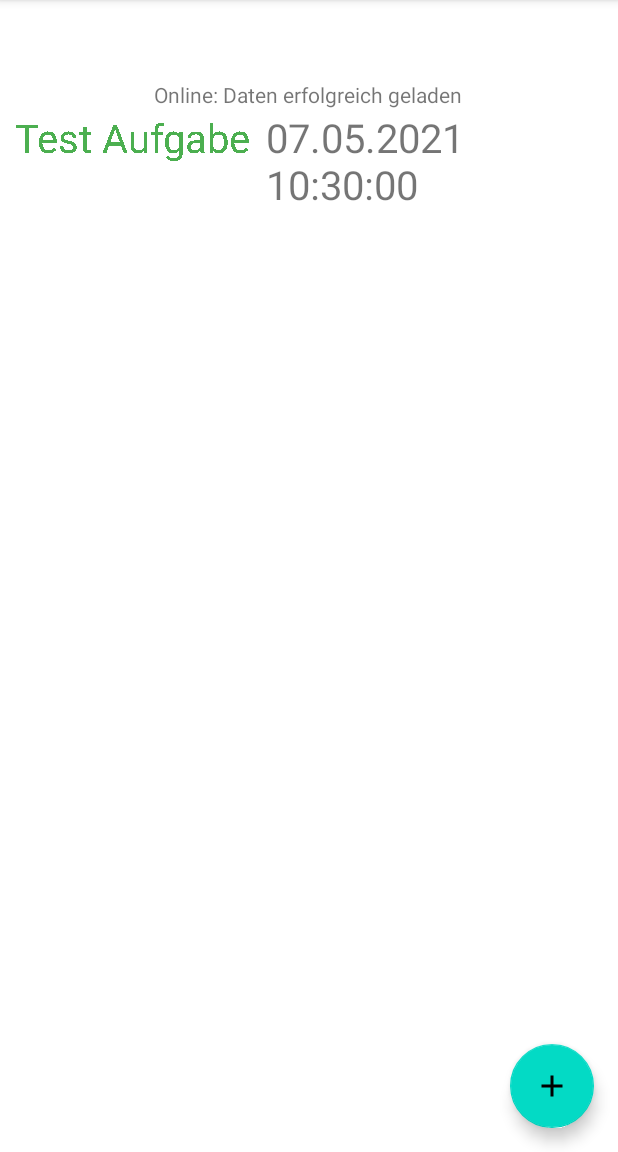
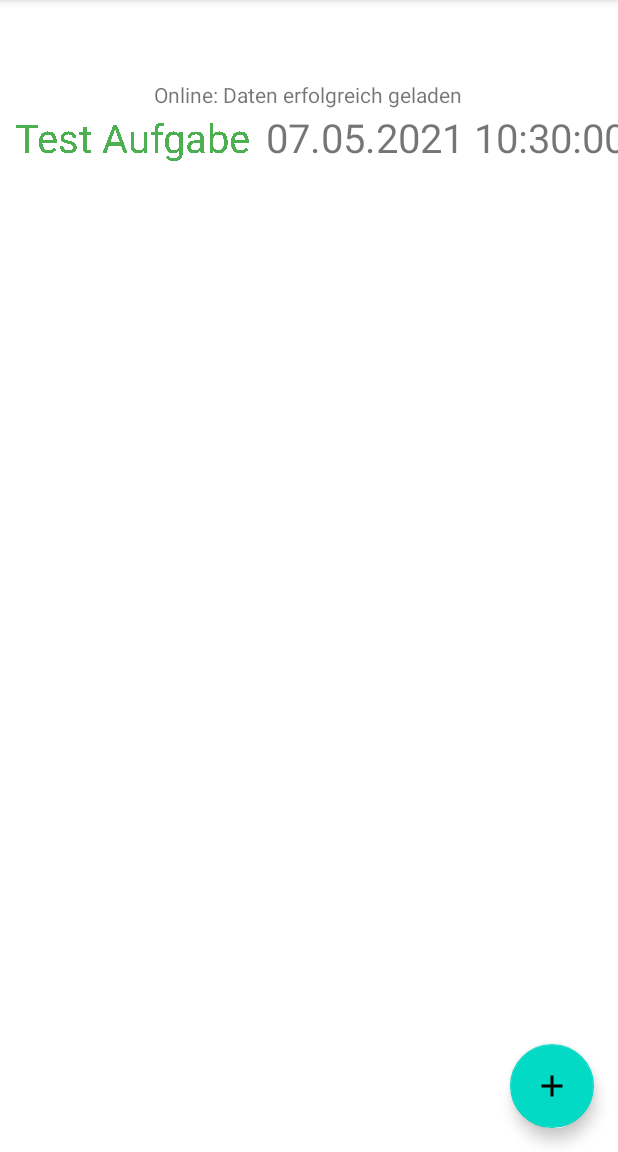
Before and after one commit to eichstaedtk/todo, an Android app: the screen it shows after launch (MainActivity), on a phone screen of 412 x 824 dp, the part 84-1236 px from its top. Run offline under Robolectric (Android 15) with nearby library versions, the phone set to English and light mode, and no system bars; our stand-ins replace Firebase (no records; nobody signed in at launch, a user with empty details on screens opened directly), Room's generated code, RxJava; libraries missing offline, so code that uses them is left out: org.parceler.

Commit message:
Add GridLayout For ToDoList

```diff
--- a/app/src/main/java/de/eichstaedt/todos/MainActivity.java
+++ b/app/src/main/java/de/eichstaedt/todos/MainActivity.java
@@ -41,8 +41,6 @@ public class MainActivity extends AppCompatActivity implements RepositoryCallbac
     private ToDoRecyclerViewAdapter adapter;
 
     private GridLayoutManager gridLayoutManager;
-
-    private RecyclerView.LayoutManager layoutManager;
 
     private FloatingActionButton addNewToDoButton;
 
@@ -130,9 +128,8 @@ public class MainActivity extends AppCompatActivity implements RepositoryCallbac
 
         todoList = findViewById(R.id.todoList);
 
-        gridLayoutManager = new GridLayoutManager(this,10);
-        layoutManager = new LinearLayoutManager(this);
-        todoList.setLayoutManager(layoutManager);
+        gridLayoutManager = new GridLayoutManager(this, result.size(), GridLayoutManager.HORIZONTAL, false);
+        todoList.setLayoutManager(gridLayoutManager);
 
         adapter = new ToDoRecyclerViewAdapter(result, dataService);
 
--- a/app/src/main/res/layout/todo_element.xml
+++ b/app/src/main/res/layout/todo_element.xml
@@ -5,29 +5,31 @@
 
     <TextView
       android:id="@+id/todoNameText"
-    android:layout_width="wrap_content"
+      android:layout_width="0dp"
       android:layout_height="wrap_content"
+      android:layout_weight="40"
       android:layout_marginLeft="10dp"
       android:layout_marginRight="10dp"
       android:text="Name"
       android:textSize="40px" />
+
     <TextView
       android:id="@+id/todoFaelligText"
-    android:layout_width="wrap_content"
+      android:layout_width="0dp"
       android:layout_height="wrap_content"
+      android:layout_weight="40"
       android:layout_marginRight="10dp"
       android:text="Fallig"
       android:textSize="40px" />
 
     <CheckBox
       android:id="@+id/todoErledigt"
-    android:layout_width="wrap_content"
-    android:layout_height="wrap_content">
-  </CheckBox>
-
+      android:layout_width="0dp"
+      android:layout_height="wrap_content"
+      android:layout_weight="10"></CheckBox>
     <CheckBox
       android:id="@+id/todoWichtig"
-    android:layout_width="wrap_content"
-    android:layout_height="wrap_content">
-  </CheckBox>
+      android:layout_width="0dp"
+      android:layout_height="wrap_content"
+      android:layout_weight="10"></CheckBox>
 </LinearLayout>
```
Lines whose indentation alone changed are shown as unchanged.
